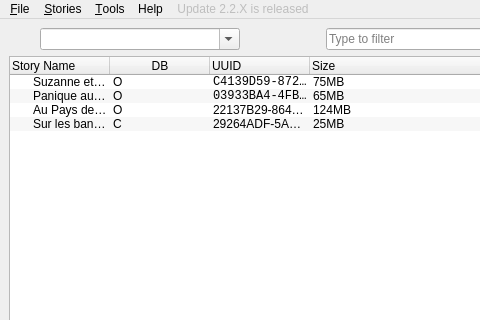
Old version of the form pkg/ui/main.ui in the repository o-daneel/Lunii.QT; both pictures show x 0 to 480 and y 0 to 320 of the 665 by 600 pixel window.
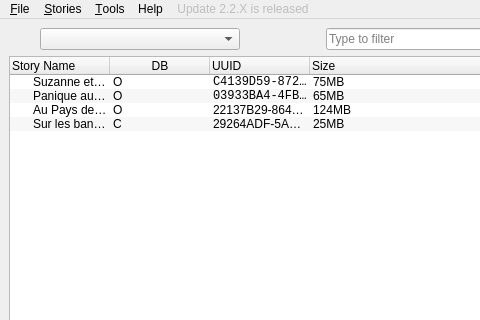
New version of the form. Icons and pictures are not drawn.

Commit message: Removed editable ComboBox, use File/Open

Diff of the .ui file:
```diff
--- a/pkg/ui/main.ui
+++ b/pkg/ui/main.ui
@@ -82,7 +82,7 @@
          <string>Select your Lunii</string>
         </property>
         <property name="editable">
-         <bool>true</bool>
+         <bool>false</bool>
         </property>
         <property name="placeholderText">
          <string>Select your Lunii</string>
```
The commit also changes 3 other files.
